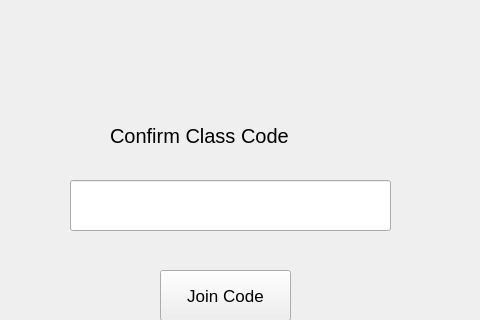
Before: the Qt Designer form Group4/joincode.ui in Assignment-C/UI-APP, drawn with Qt 5; both pictures show x 180 to 660 and y 0 to 320 of the 900 by 563 pixel window.
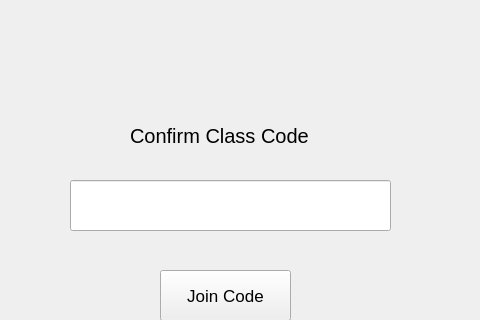
After: the same form once the commit is applied.

The edit to the form file:
```diff
--- a/Group4/joincode.ui
+++ b/Group4/joincode.ui
@@ -21,7 +21,7 @@
   <widget class="QLabel" name="label">
    <property name="geometry">
     <rect>
-     <x>290</x>
+     <x>310</x>
      <y>120</y>
      <width>241</width>
      <height>31</height>
```
